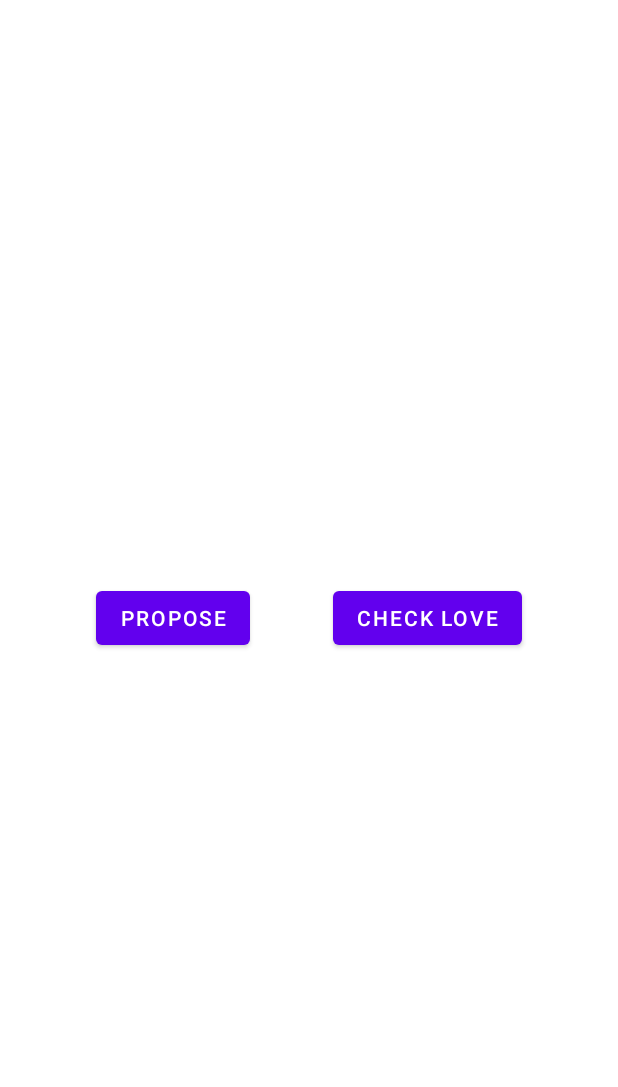
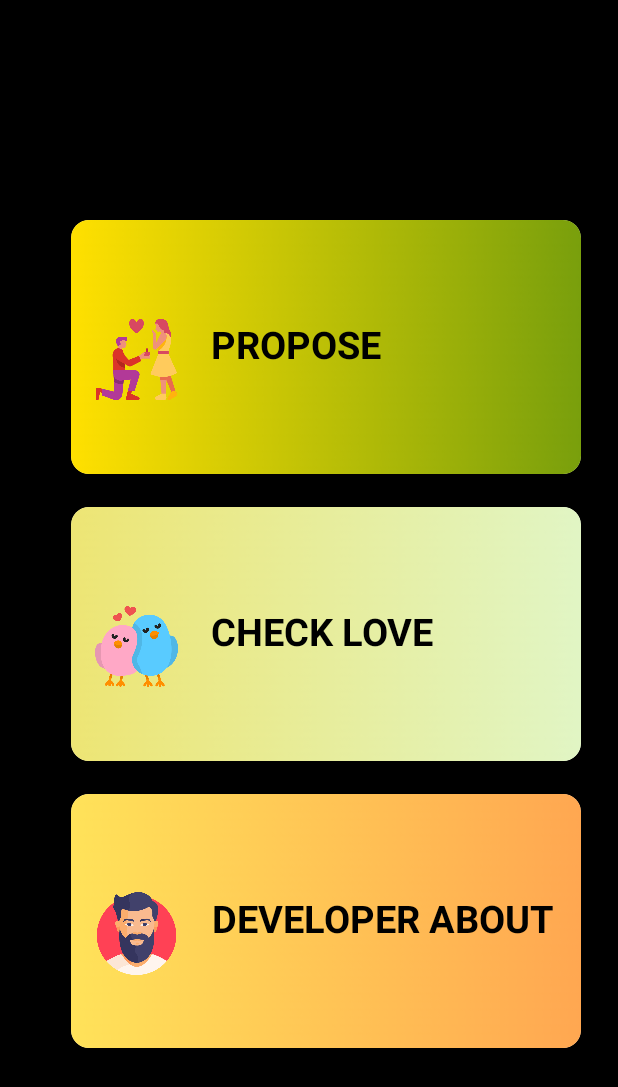
Before and after one commit to ramimhossain12/Love-Propose-Apps, an Android app: the Home screen opened directly, with no data from a screen before it, on a phone screen of 412 x 824 dp. Shown: the top 1087 px of the screen. Run offline under Robolectric (Android 15) with nearby library versions, the phone set to English and light mode, and no system bars.

Commit message:
Design updated

```diff
--- a/app/src/main/AndroidManifest.xml
+++ b/app/src/main/AndroidManifest.xml
@@ -13,6 +13,9 @@
         android:supportsRtl="true"
         android:theme="@style/Theme.MyApplication"
         tools:targetApi="31">
+        <activity
+            android:name=".About"
+            android:exported="false" />
         <activity
             android:name=".Home"
             android:exported="false" />
--- /dev/null
+++ b/app/src/main/java/com/example/myapplication/About.java
@@ -0,0 +1,14 @@
+package com.example.myapplication;
+
+import androidx.appcompat.app.AppCompatActivity;
+
+import android.os.Bundle;
+
+public class About extends AppCompatActivity {
+
+    @Override
+    protected void onCreate(Bundle savedInstanceState) {
+        super.onCreate(savedInstanceState);
+        setContentView(R.layout.activity_about);
+    }
+}
--- a/app/src/main/java/com/example/myapplication/Home.java
+++ b/app/src/main/java/com/example/myapplication/Home.java
@@ -1,6 +1,7 @@
 package com.example.myapplication;
 
 import androidx.appcompat.app.AppCompatActivity;
+import androidx.cardview.widget.CardView;
 
 import android.content.Intent;
 import android.os.Bundle;
@@ -9,8 +10,8 @@ import android.widget.Button;
 
 public class Home extends AppCompatActivity {
 
+     private CardView card1,card2,card3;
 
-    private Button button1,button2;
 
     @Override
     protected void onCreate(Bundle savedInstanceState) {
@@ -18,14 +19,12 @@ public class Home extends AppCompatActivity {
         setContentView(R.layout.activity_home);
 
 
+    card1 = findViewById(R.id.card1);
+    card2 = findViewById(R.id.card2);
+    card3 = findViewById(R.id.card3);
 
 
-        button1 = findViewById(R.id.button);
-        button2 = findViewById(R.id.button2);
-
-
-
-        button1.setOnClickListener(new View.OnClickListener() {
+        card1.setOnClickListener(new View.OnClickListener() {
             @Override
             public void onClick(View view) {
                 Intent in = new Intent(Home.this,MainActivity.class);
@@ -33,7 +32,7 @@ public class Home extends AppCompatActivity {
             }
         });
 
-        button2.setOnClickListener(new View.OnClickListener() {
+        card2.setOnClickListener(new View.OnClickListener() {
             @Override
             public void onClick(View view) {
                 Intent in = new Intent(Home.this,MainActivity2.class);
--- /dev/null
+++ b/app/src/main/res/drawable/sc.xml
@@ -0,0 +1,14 @@
+<?xml version="1.0" encoding="utf-8"?>
+<shape xmlns:android="http://schemas.android.com/apk/res/android" android:shape="rectangle" >
+
+    <gradient
+        android:angle="90"
+        android:endColor="#aef5b7 "
+        android:centerColor="#e2f5ae "
+        android:startColor="#aef5b7 "
+        android:type="linear" />
+
+    <corners
+        android:radius="0dp"/>
+
+</shape>
--- /dev/null
+++ b/app/src/main/res/layout/activity_about.xml
@@ -0,0 +1,9 @@
+<?xml version="1.0" encoding="utf-8"?>
+<androidx.constraintlayout.widget.ConstraintLayout xmlns:android="http://schemas.android.com/apk/res/android"
+    xmlns:app="http://schemas.android.com/apk/res-auto"
+    xmlns:tools="http://schemas.android.com/tools"
+    android:layout_width="match_parent"
+    android:layout_height="match_parent"
+    tools:context=".About">
+
+</androidx.constraintlayout.widget.ConstraintLayout>
--- a/app/src/main/res/layout/activity_home.xml
+++ b/app/src/main/res/layout/activity_home.xml
@@ -5,25 +5,157 @@
     android:layout_width="match_parent"
     android:layout_height="match_parent"
     android:gravity="center"
-    android:orientation="horizontal"
+    android:orientation="vertical"
+    android:background="@color/black"
     tools:context=".Home">
 
-    <Button
-        android:id="@+id/button"
-        android:layout_width="wrap_content"
-        android:layout_height="wrap_content"
-        android:text="Propose"
-        tools:layout_editor_absoluteX="147dp"
-        tools:layout_editor_absoluteY="256dp"
-        tools:ignore="MissingConstraints" />
 
-    <Button
-        android:id="@+id/button2"
-        android:layout_width="wrap_content"
-        android:layout_height="wrap_content"
-        android:text="Check Love"
-        android:layout_marginLeft="55sp"
-        tools:layout_editor_absoluteX="147dp"
-        tools:layout_editor_absoluteY="319dp"
-        tools:ignore="MissingConstraints" />
+
+
+  <androidx.cardview.widget.CardView
+      android:layout_width="340dp"
+      android:layout_height="169dp"
+      android:layout_marginLeft="11dp"
+      android:id="@+id/card1"
+      android:layout_marginTop="22dp"
+      app:cardCornerRadius="12dp"
+      app:cardElevation="22dp">
+
+
+      <ImageView
+          android:layout_width="match_parent"
+          app:cardElevation="22dp"
+          android:id="@+id/quizimage"
+          android:background="@drawable/a"
+          android:layout_height="match_parent" />
+
+      <LinearLayout
+          android:layout_width="wrap_content"
+          android:layout_height="wrap_content"
+          android:layout_gravity="left"
+
+          android:layout_margin="16dp"
+          android:orientation="horizontal">
+
+
+      <ImageView
+          android:layout_width="55dp"
+          android:layout_height="55dp"
+          android:layout_marginTop="49dp"
+          android:layout_marginRight="22dp"
+          android:src="@drawable/proposal"
+
+          />
+
+      <TextView
+          android:layout_width="wrap_content"
+          android:layout_height="wrap_content"
+          android:layout_marginTop="49dp"
+          android:gravity="center"
+          android:text="PROPOSE"
+          android:textColor="@android:color/black"
+          android:textSize="25sp"
+          android:textStyle="bold" />
+      </LinearLayout>
+  </androidx.cardview.widget.CardView>
+
+
+
+    <androidx.cardview.widget.CardView
+        android:layout_width="340dp"
+        android:layout_height="169dp"
+        android:layout_marginLeft="11dp"
+        android:id="@+id/card2"
+        android:layout_marginTop="22dp"
+        app:cardCornerRadius="12dp"
+        app:cardElevation="22dp">
+
+
+        <ImageView
+            android:layout_width="match_parent"
+            app:cardElevation="22dp"
+            android:id="@+id/quizimage"
+            android:background="@drawable/b"
+            android:layout_height="match_parent" />
+
+        <LinearLayout
+            android:layout_width="wrap_content"
+            android:layout_height="wrap_content"
+            android:layout_gravity="left"
+
+            android:layout_margin="16dp"
+            android:orientation="horizontal">
+
+
+            <ImageView
+                android:layout_width="55dp"
+                android:layout_height="55dp"
+                android:layout_marginTop="49dp"
+                android:layout_marginRight="22dp"
+                android:src="@drawable/love"
+
+                />
+
+            <TextView
+                android:layout_width="wrap_content"
+                android:layout_height="wrap_content"
+                android:layout_marginTop="49dp"
+                android:gravity="center"
+                android:text="CHECK LOVE"
+                android:textColor="@android:color/black"
+                android:textSize="25sp"
+                android:textStyle="bold" />
+        </LinearLayout>
+    </androidx.cardview.widget.CardView>
+
+
+
+    <androidx.cardview.widget.CardView
+        android:layout_width="340dp"
+        android:layout_height="169dp"
+        android:layout_marginLeft="11dp"
+        android:id="@+id/card3"
+        android:layout_marginTop="22dp"
+        app:cardCornerRadius="12dp"
+        app:cardElevation="22dp">
+
+
+        <ImageView
+            android:layout_width="match_parent"
+            app:cardElevation="22dp"
+            android:id="@+id/quizimage"
+            android:background="@drawable/d"
+            android:layout_height="match_parent" />
+
+        <LinearLayout
+            android:layout_width="wrap_content"
+            android:layout_height="wrap_content"
+            android:layout_gravity="left"
+
+            android:layout_margin="16dp"
+            android:orientation="horizontal">
+
+
+            <ImageView
+                android:layout_width="55dp"
+                android:layout_height="55dp"
+                android:layout_marginTop="49dp"
+                android:layout_marginRight="22dp"
+                android:src="@drawable/man"
+
+                />
+
+            <TextView
+                android:layout_width="wrap_content"
+                android:layout_height="wrap_content"
+                android:layout_marginTop="49dp"
+                android:gravity="center"
+                android:text="DEVELOPER ABOUT"
+                android:textColor="@android:color/black"
+                android:textSize="25sp"
+                android:textStyle="bold" />
+        </LinearLayout>
+    </androidx.cardview.widget.CardView>
+
+
 </LinearLayout>
```
Also changed, not shown: app/src/main/res/drawable/a.jpg (added), app/src/main/res/drawable/b.jpg (added), app/src/main/res/drawable/d.jpg (added), app/src/main/res/drawable/love.png (added), app/src/main/res/drawable/man.png (added), app/src/main/res/drawable/proposal.png (added).
